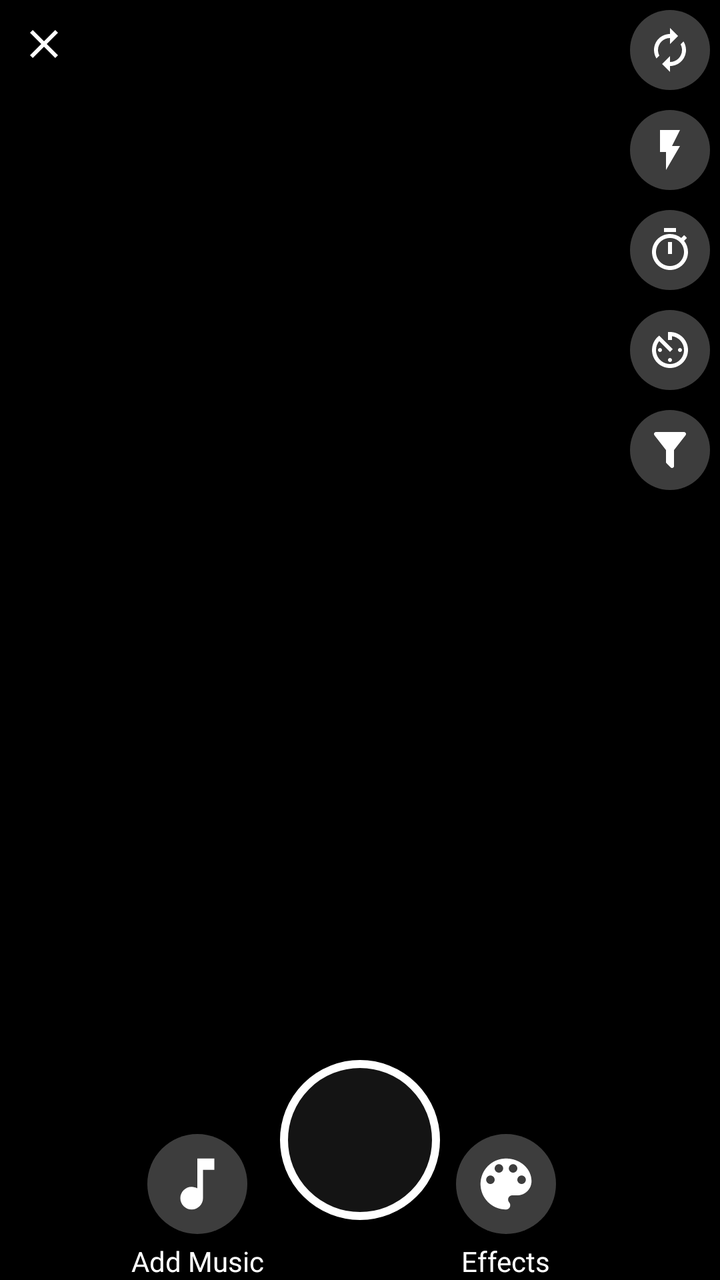
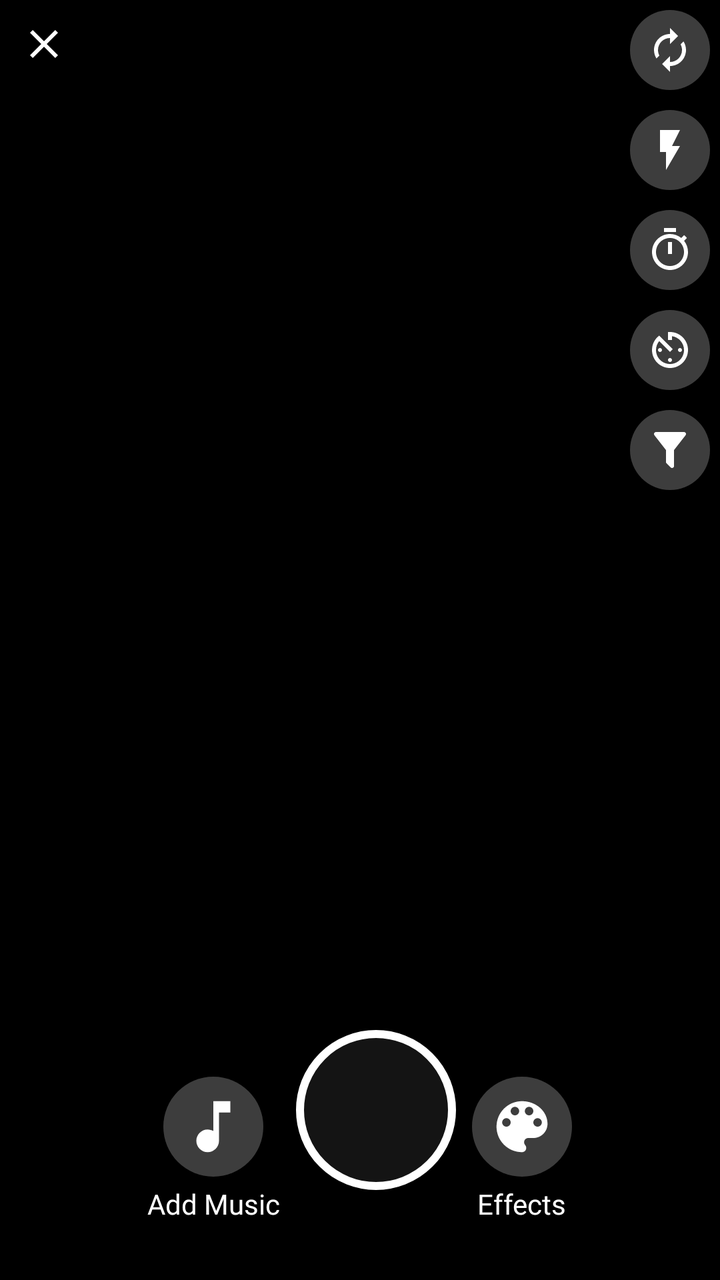

Two renders of the same Android screen: before a commit and after it. Below are the layout's source before the change and the commit's diff.
<!-- AndroidManifest.xml: application theme AppTheme -->
<!-- res/layout/fragment_selfie.xml -->
<?xml version="1.0" encoding="utf-8"?>
<RelativeLayout xmlns:android="http://schemas.android.com/apk/res/android"
    xmlns:tools="http://schemas.android.com/tools"
    xmlns:app="http://schemas.android.com/apk/res-auto"
    android:layout_width="match_parent"
    android:layout_height="match_parent"
    android:background="#000000">


    <TextureView
        android:id="@+id/texture_view_selfie"
        android:layout_width="match_parent"
        android:layout_height="match_parent"/>

    <ImageButton
        android:layout_margin="5dp"
        android:id="@+id/back_btn"
        android:clickable="true"
        android:focusable="true"
        android:padding="@dimen/dp5"
        android:background="?attr/selectableItemBackgroundBorderless"
        android:layout_width="wrap_content"
        android:layout_height="wrap_content"
        android:src="@drawable/ic_clear"/>


    <LinearLayout
        android:layout_width="wrap_content"
        android:layout_height="wrap_content"
        android:layout_alignParentEnd="true"
        android:orientation="vertical">
        <ImageButton
            style="@style/clickableImageButton"
            android:layout_margin="5dp"
            android:id="@+id/switch_cam_btn"
            android:layout_width="wrap_content"
            android:layout_height="wrap_content"
            android:src="@drawable/ic_autorenew"/>
        <ImageButton
            android:layout_margin="5dp"
            style="@style/clickableImageButton"
            android:id="@+id/flash_toggle_btn"
            android:layout_width="wrap_content"
            android:layout_height="wrap_content"
            android:src="@drawable/ic_flash_on"/>
        <ImageButton
            style="@style/clickableImageButton"
            android:layout_margin="5dp"
            android:id="@+id/timer_btn"
            android:layout_width="wrap_content"
            android:layout_height="wrap_content"
            android:src="@drawable/ic_timer"/>
        <ImageButton
            style="@style/clickableImageButton"
            android:layout_margin="5dp"
            android:id="@+id/speed_btn"
            android:layout_width="wrap_content"
            android:layout_height="wrap_content"
            android:src="@drawable/ic_speed"/>
        <ImageButton
            style="@style/clickableImageButton"
            android:layout_margin="5dp"
            android:id="@+id/filter_btn"
            android:layout_width="wrap_content"
            android:layout_height="wrap_content"
            android:src="@drawable/ic_filter"/>
    </LinearLayout>

    <ImageButton
        android:layout_marginBottom="30dp"
        android:id="@+id/snap_btn"
        android:background="@drawable/circle_outline"
        android:layout_alignParentBottom="true"
        android:clickable="true"
        android:focusable="true"
        android:layout_width="wrap_content"
        android:layout_height="wrap_content"
        android:layout_centerHorizontal="true"/>

    <LinearLayout
        android:background="?attr/selectableItemBackgroundBorderless"
        android:id="@+id/add_music_btn"
        android:clickable="true"
        android:focusable="true"
        android:layout_marginEnd="8dp"
        android:layout_alignParentBottom="true"
        android:layout_toStartOf="@id/snap_btn"
        android:gravity="center"
        android:layout_width="wrap_content"
        android:layout_height="wrap_content"
        android:orientation="vertical">
        <ImageButton
            style="@style/clickableImageButton"
            android:layout_width="wrap_content"
            android:layout_height="wrap_content"
            android:src="@drawable/ic_music_note"/>
        <TextView
            android:layout_marginTop="4dp"
            android:layout_width="wrap_content"
            android:layout_height="wrap_content"
            android:text="@string/add_music"
            android:textColor="@android:color/white"
            android:fontFamily="@font/open_sans_bold"/>

    </LinearLayout>

    <LinearLayout
        android:background="?attr/selectableItemBackgroundBorderless"
        android:id="@+id/effects_btn"
        android:clickable="true"
        android:focusable="true"
        android:layout_alignParentBottom="true"
        android:layout_toEndOf="@id/snap_btn"
        android:layout_marginStart="8dp"
        android:gravity="center"
        android:layout_width="wrap_content"
        android:layout_height="wrap_content"
        android:orientation="vertical">
        <ImageButton
            style="@style/clickableImageButton"
            android:layout_width="wrap_content"
            android:layout_height="wrap_content"
            android:src="@drawable/ic_color_lens"/>
        <TextView
            android:layout_marginTop="4dp"
            android:layout_width="wrap_content"
            android:layout_height="wrap_content"
            android:text="@string/effects"
            android:textColor="@android:color/white"
            android:fontFamily="@font/open_sans_bold"/>

    </LinearLayout>

</RelativeLayout>
<!-- resources referenced by this layout -->
<resources>
  <dimen name="dp5">5dp</dimen>
  <!-- drawable circle_outline (drawable) -->
  <?xml version="1.0" encoding="utf-8"?>
  <shape xmlns:android="http://schemas.android.com/apk/res/android" android:shape="oval">
   <stroke android:color="#ffffff"
       android:width="4dp"/>
      <corners android:radius="150dp"/>
      <solid android:color="#90242424"/>
      <size android:width="80dp"
          android:height="80dp"/>
  </shape>
  <!-- drawable ic_clear (drawable) -->
  <vector android:height="24dp" android:tint="#FFFFFF"
      android:viewportHeight="24.0" android:viewportWidth="24.0"
      android:width="24dp" xmlns:android="http://schemas.android.com/apk/res/android">
      <path android:fillColor="#FF000000" android:pathData="M19,6.41L17.59,5 12,10.59 6.41,5 5,6.41 10.59,12 5,17.59 6.41,19 12,13.41 17.59,19 19,17.59 13.41,12z"/>
  </vector>
  <!-- drawable ic_filter (drawable) -->
  <vector xmlns:android="http://schemas.android.com/apk/res/android"
      android:height="24dp"
      android:width="24dp"
      android:viewportWidth="24"
      android:viewportHeight="24">
      <path android:fillColor="#FFFFFF" android:pathData="M14,12V19.88C14.04,20.18 13.94,20.5 13.71,20.71C13.32,21.1 12.69,21.1 12.3,20.71L10.29,18.7C10.06,18.47 9.96,18.16 10,17.87V12H9.97L4.21,4.62C3.87,4.19 3.95,3.56 4.38,3.22C4.57,3.08 4.78,3 5,3V3H19V3C19.22,3 19.43,3.08 19.62,3.22C20.05,3.56 20.13,4.19 19.79,4.62L14.03,12H14Z" />
  </vector>
  <!-- drawable ic_flash_on (drawable) -->
  <vector xmlns:android="http://schemas.android.com/apk/res/android"
          android:width="24dp"
          android:height="24dp"
          android:viewportWidth="24.0"
          android:viewportHeight="24.0">
      <path
          android:fillColor="#FFFFFF"
          android:pathData="M7,2v11h3v9l7,-12h-4l4,-8z"/>
  </vector>
  <!-- drawable ic_music_note (drawable) -->
  <vector android:height="34dp" android:tint="#FFFFFF"
      android:viewportHeight="24.0" android:viewportWidth="24.0"
      android:width="34dp" xmlns:android="http://schemas.android.com/apk/res/android">
      <path android:fillColor="#FF000000" android:pathData="M12,3v10.55c-0.59,-0.34 -1.27,-0.55 -2,-0.55 -2.21,0 -4,1.79 -4,4s1.79,4 4,4 4,-1.79 4,-4V7h4V3h-6z"/>
  </vector>
  <string name="add_music">Add Music</string>
  <string name="effects">Effects</string>
  <style name="clickableImageButton">
          <item name="android:background">@drawable/camera_action_bg</item>
          <item name="android:clickable">true</item>
          <item name="android:focusable">true</item>
          <item name="android:contentDescription">@string/app_name</item>
      </style>
  <style name="AppTheme" parent="Theme.MaterialComponents.Light.DarkActionBar">
  
          
          <item name="colorPrimary">@color/colorPrimary</item>
          <item name="colorPrimaryDark">@color/colorPrimaryDark</item>
          <item name="colorAccent">@color/colorAccent</item>
      </style>
  <string name="app_name">TalkGap</string>
  <color name="colorPrimary">#2196F3</color>
  <color name="colorPrimaryDark">#1976D2</color>
  <color name="colorAccent">#607D8B</color>
  <!-- unchanged entries left out for length: 5 -->
</resources>

<!-- the commit's change to res/layout/fragment_selfie.xml (unified diff, before → after) -->
@@ -13,8 +13,20 @@
         android:layout_height="match_parent"/>
 
     <ImageButton
+        android:visibility="gone"
         android:layout_margin="5dp"
         android:id="@+id/back_btn"
+        android:clickable="true"
+        android:focusable="true"
+        android:padding="@dimen/dp5"
+        android:background="?attr/selectableItemBackgroundBorderless"
+        android:layout_width="wrap_content"
+        android:layout_height="wrap_content"
+        android:src="@drawable/ic_arrow_back"/>
+
+    <ImageButton
+        android:layout_margin="5dp"
+        android:id="@+id/close_btn"
         android:clickable="true"
         android:focusable="true"
         android:padding="@dimen/dp5"
@@ -25,6 +37,7 @@
 
 
     <LinearLayout
+        android:id="@+id/cam_actions_layout"
         android:layout_width="wrap_content"
         android:layout_height="wrap_content"
         android:layout_alignParentEnd="true"
@@ -66,69 +79,102 @@
             android:src="@drawable/ic_filter"/>
     </LinearLayout>
 
-    <ImageButton
-        android:layout_marginBottom="30dp"
-        android:id="@+id/snap_btn"
-        android:background="@drawable/circle_outline"
+    <LinearLayout
+        android:visibility="gone"
+        android:layout_marginStart="6dp"
+        android:layout_marginEnd="6dp"
+        android:background="#90000000"
+        android:id="@+id/filter_layout"
+        android:layout_width="match_parent"
+        android:layout_height="wrap_content"
         android:layout_alignParentBottom="true"
-        android:clickable="true"
-        android:focusable="true"
-        android:layout_width="wrap_content"
-        android:layout_height="wrap_content"
-        android:layout_centerHorizontal="true"/>
+        android:orientation="vertical">
+            <com.google.android.material.tabs.TabLayout
+                android:background="#90000000"
+                app:tabTextColor="@android:color/white"
+                app:tabIndicatorColor="@android:color/white"
+                android:id="@+id/filter_tab"
+                android:layout_width="match_parent"
+                android:layout_height="wrap_content"/>
+        <com.xheghun.vidit.XheghunViewPager
+            android:id="@+id/filter_viewpager"
+            android:layout_width="match_parent"
+            android:layout_height="wrap_content"/>
+    </LinearLayout>
+
 
     <LinearLayout
-        android:background="?attr/selectableItemBackgroundBorderless"
-        android:id="@+id/add_music_btn"
-        android:clickable="true"
-        android:focusable="true"
-        android:layout_marginEnd="8dp"
+        android:id="@+id/snap_layout"
+        android:layout_width="match_parent"
+        android:layout_height="wrap_content"
+        android:padding="@dimen/dp5"
         android:layout_alignParentBottom="true"
-        android:layout_toStartOf="@id/snap_btn"
-        android:gravity="center"
-        android:layout_width="wrap_content"
-        android:layout_height="wrap_content"
-        android:orientation="vertical">
-        <ImageButton
-            style="@style/clickableImageButton"
+        android:orientation="horizontal"
+        android:gravity="center">
+
+
+        <LinearLayout
+            android:id="@+id/add_music_btn"
             android:layout_width="wrap_content"
             android:layout_height="wrap_content"
-            android:src="@drawable/ic_music_note"/>
-        <TextView
-            android:layout_marginTop="4dp"
+            android:layout_marginEnd="8dp"
+            android:background="?attr/selectableItemBackgroundBorderless"
+            android:clickable="true"
+            android:focusable="true"
+            android:gravity="center"
+            android:orientation="vertical">
+
+            <ImageButton
+                style="@style/clickableImageButton"
+                android:layout_width="wrap_content"
+                android:layout_height="wrap_content"
+                android:src="@drawable/ic_music_note" />
+
+            <TextView
+                android:layout_width="wrap_content"
+                android:layout_height="wrap_content"
+                android:layout_marginTop="4dp"
+                android:fontFamily="@font/open_sans_bold"
+                android:text="@string/add_music"
+                android:textColor="@android:color/white" />
+
+        </LinearLayout>
+
+        <ImageButton
+            android:layout_marginTop="10dp"
+            android:layout_marginBottom="30dp"
+            android:id="@+id/snap_btn"
             android:layout_width="wrap_content"
             android:layout_height="wrap_content"
-            android:text="@string/add_music"
-            android:textColor="@android:color/white"
-            android:fontFamily="@font/open_sans_bold"/>
+            android:background="@drawable/circle_outline"
+            android:clickable="true"
+            android:focusable="true" />
 
-    </LinearLayout>
-
-    <LinearLayout
-        android:background="?attr/selectableItemBackgroundBorderless"
-        android:id="@+id/effects_btn"
-        android:clickable="true"
-        android:focusable="true"
-        android:layout_alignParentBottom="true"
-        android:layout_toEndOf="@id/snap_btn"
-        android:layout_marginStart="8dp"
-        android:gravity="center"
-        android:layout_width="wrap_content"
-        android:layout_height="wrap_content"
-        android:orientation="vertical">
-        <ImageButton
-            style="@style/clickableImageButton"
+        <LinearLayout
+            android:id="@+id/effects_btn"
             android:layout_width="wrap_content"
             android:layout_height="wrap_content"
-            android:src="@drawable/ic_color_lens"/>
-        <TextView
-            android:layout_marginTop="4dp"
-            android:layout_width="wrap_content"
-            android:layout_height="wrap_content"
-            android:text="@string/effects"
-            android:textColor="@android:color/white"
-            android:fontFamily="@font/open_sans_bold"/>
+            android:layout_marginStart="8dp"
+            android:background="?attr/selectableItemBackgroundBorderless"
+            android:clickable="true"
+            android:focusable="true"
+            android:gravity="center"
+            android:orientation="vertical">
 
+            <ImageButton
+                style="@style/clickableImageButton"
+                android:layout_width="wrap_content"
+                android:layout_height="wrap_content"
+                android:src="@drawable/ic_color_lens" />
+
+            <TextView
+                android:layout_width="wrap_content"
+                android:layout_height="wrap_content"
+                android:layout_marginTop="4dp"
+                android:fontFamily="@font/open_sans_bold"
+                android:text="@string/effects"
+                android:textColor="@android:color/white" />
+        </LinearLayout>
     </LinearLayout>
 
 </RelativeLayout>
<!-- resource entries referenced after the edit -->
@@ -11,6 +11,17 @@
       <size android:width="80dp"
           android:height="80dp"/>
   </shape>
+  <!-- drawable ic_arrow_back (drawable) -->
+  <vector xmlns:android="http://schemas.android.com/apk/res/android"
+          android:width="24dp"
+          android:height="24dp"
+          android:tint="#fff"
+          android:viewportWidth="24.0"
+          android:viewportHeight="24.0">
+      <path
+          android:fillColor="#FF000000"
+          android:pathData="M20,11H7.83l5.59,-5.59L12,4l-8,8 8,8 1.41,-1.41L7.83,13H20v-2z"/>
+  </vector>
   <!-- drawable ic_clear (drawable) -->
   <vector android:height="24dp" android:tint="#FFFFFF"
       android:viewportHeight="24.0" android:viewportWidth="24.0"
